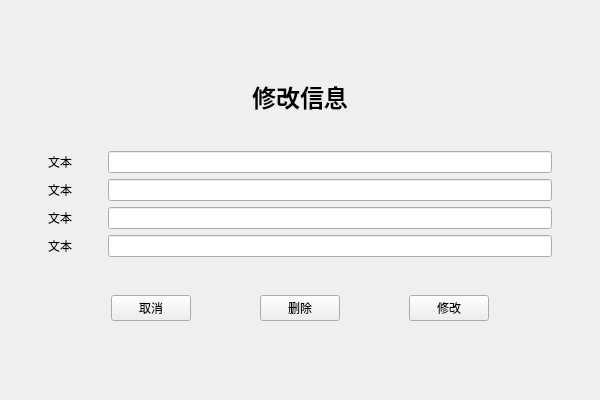
Old version of the form ui/mod.ui in the repository fanenr/cxx-DS-client.
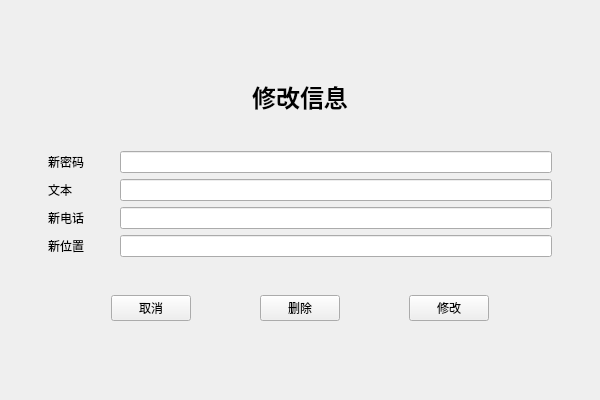
New version of the form.

Patch:
```diff
--- a/ui/mod.ui
+++ b/ui/mod.ui
@@ -81,7 +81,7 @@
       <item row="0" column="0">
        <widget class="QLabel" name="label2">
         <property name="text">
-         <string>文本</string>
+         <string>新密码</string>
         </property>
        </widget>
       </item>
@@ -98,7 +98,7 @@
       <item row="2" column="0">
        <widget class="QLabel" name="label4">
         <property name="text">
-         <string>文本</string>
+         <string>新电话</string>
         </property>
        </widget>
       </item>
@@ -111,7 +111,7 @@
       <item row="3" column="0">
        <widget class="QLabel" name="label5">
         <property name="text">
-         <string>文本</string>
+         <string>新位置</string>
         </property>
        </widget>
       </item>
```
